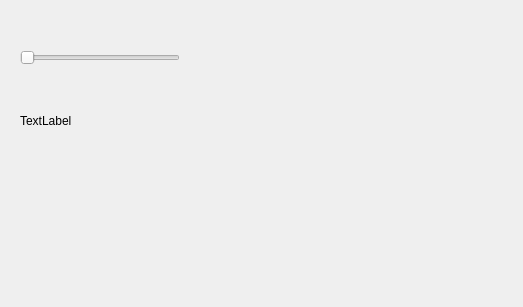
Old version of the form src/mixer.ui in the repository moearii/SuperPeintureEngine.
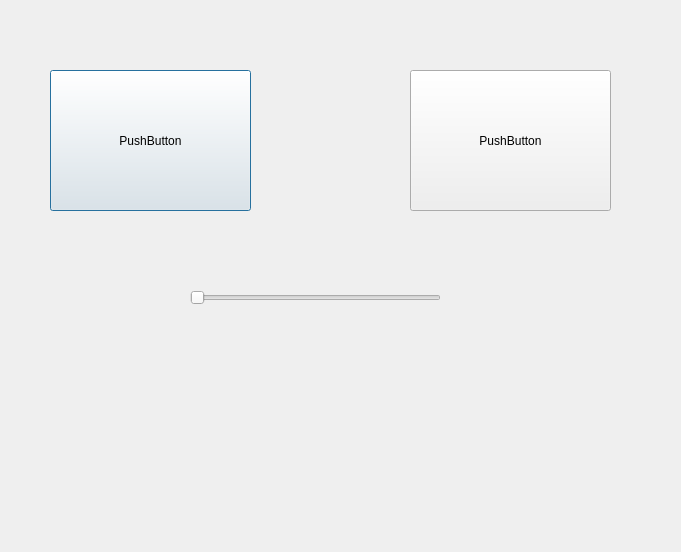
New version of the form.

```diff
--- a/src/mixer.ui
+++ b/src/mixer.ui
@@ -6,8 +6,8 @@
    <rect>
     <x>0</x>
     <y>0</y>
-    <width>523</width>
-    <height>307</height>
+    <width>681</width>
+    <height>552</height>
    </rect>
   </property>
   <property name="windowTitle">
@@ -16,8 +16,8 @@
   <widget class="QWidget" name="pigmentWidget" native="true">
    <property name="geometry">
     <rect>
-     <x>260</x>
-     <y>20</y>
+     <x>190</x>
+     <y>340</y>
      <width>251</width>
      <height>191</height>
     </rect>
@@ -26,9 +26,9 @@
   <widget class="QSlider" name="concentrationSlider">
    <property name="geometry">
     <rect>
-     <x>20</x>
-     <y>50</y>
-     <width>160</width>
+     <x>190</x>
+     <y>290</y>
+     <width>251</width>
      <height>16</height>
     </rect>
    </property>
@@ -36,17 +36,30 @@
     <enum>Qt::Horizontal</enum>
    </property>
   </widget>
-  <widget class="QLabel" name="concentrationLabel">
+  <widget class="QPushButton" name="pigmentButton1">
    <property name="geometry">
     <rect>
-     <x>20</x>
-     <y>100</y>
-     <width>211</width>
-     <height>41</height>
+     <x>50</x>
+     <y>70</y>
+     <width>201</width>
+     <height>141</height>
     </rect>
    </property>
    <property name="text">
-    <string>TextLabel</string>
+    <string>PushButton</string>
+   </property>
+  </widget>
+  <widget class="QPushButton" name="pigmentButton2">
+   <property name="geometry">
+    <rect>
+     <x>410</x>
+     <y>70</y>
+     <width>201</width>
+     <height>141</height>
+    </rect>
+   </property>
+   <property name="text">
+    <string>PushButton</string>
    </property>
   </widget>
  </widget>
```
Left out of the diff: 116 changed lines with no effect on the pictures.
